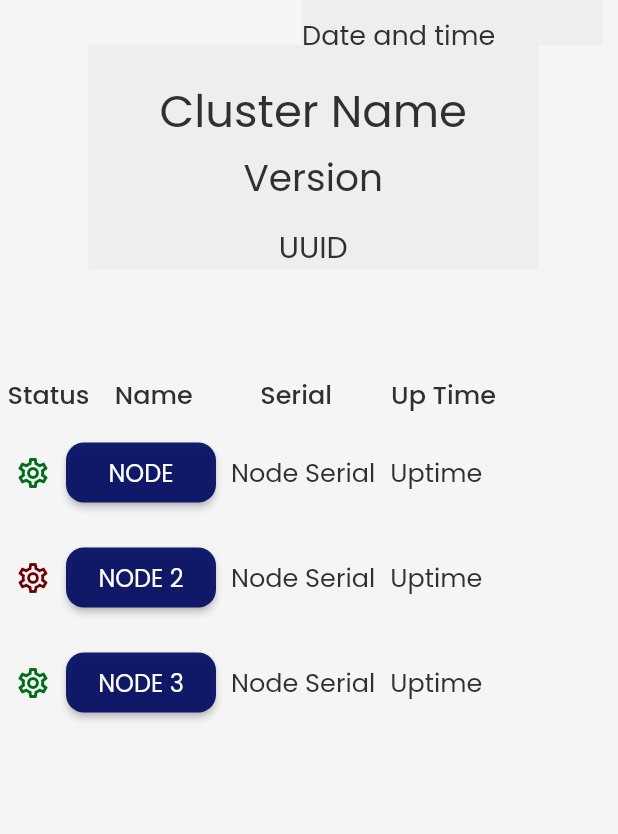
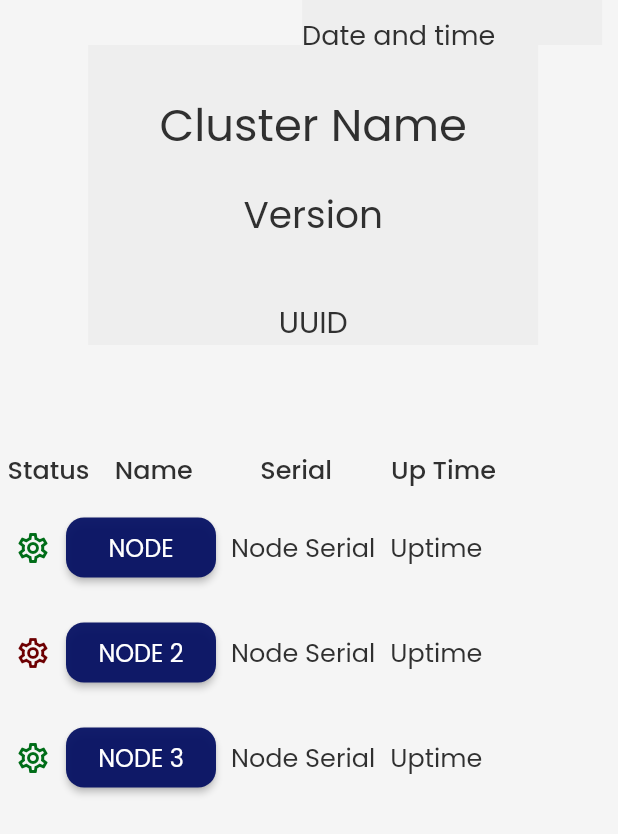
Before and after one commit to CMPSC-529-Allegheny-CS-Internship/Capstone-Project, a Flutter app: the screen it shows after launch, on a phone screen of 412 x 824 dp. Shown: the top 834 px of the screen. Run offline on Flutter 3.47's test engine with Material 2 defaults, Android fonts, the phone set to English and light mode, and no system bars; drawn by our look-alikes of auto_size_text; our stand-ins replace font_awesome_flutter, geolocator, google_fonts, page_transition, timeago.

Commit message:
change the cluster page to hopefully fix the error

```diff
--- a/cluster_p_age/lib/home_page/home_page_widget.dart
+++ b/cluster_p_age/lib/home_page/home_page_widget.dart
@@ -55,7 +55,7 @@ class _HomePageWidgetState extends State<HomePageWidget> {
                 alignment: AlignmentDirectional(0.05, -0.6),
                 child: Container(
                   width: 300,
-                  height: 150,
+                  height: 200,
                   decoration: BoxDecoration(
                     color: Color(0xFFEEEEEE),
                   ),
```
